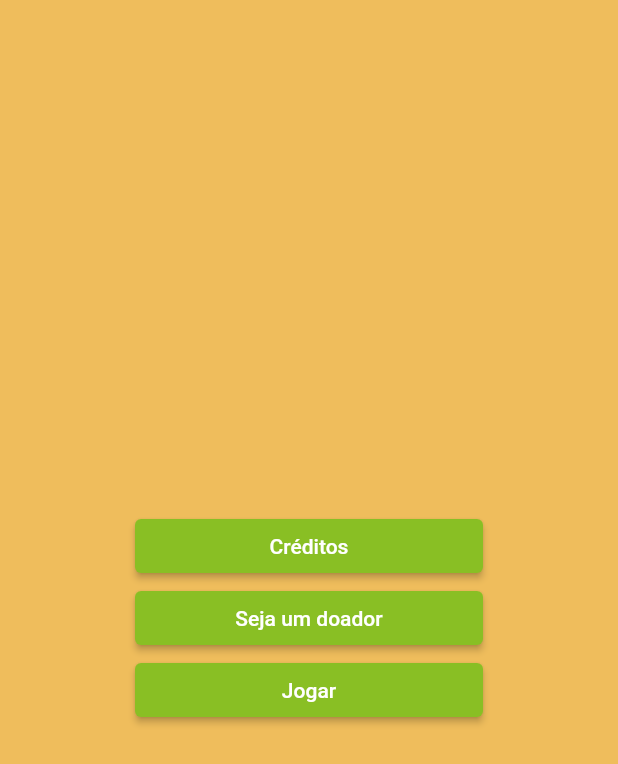
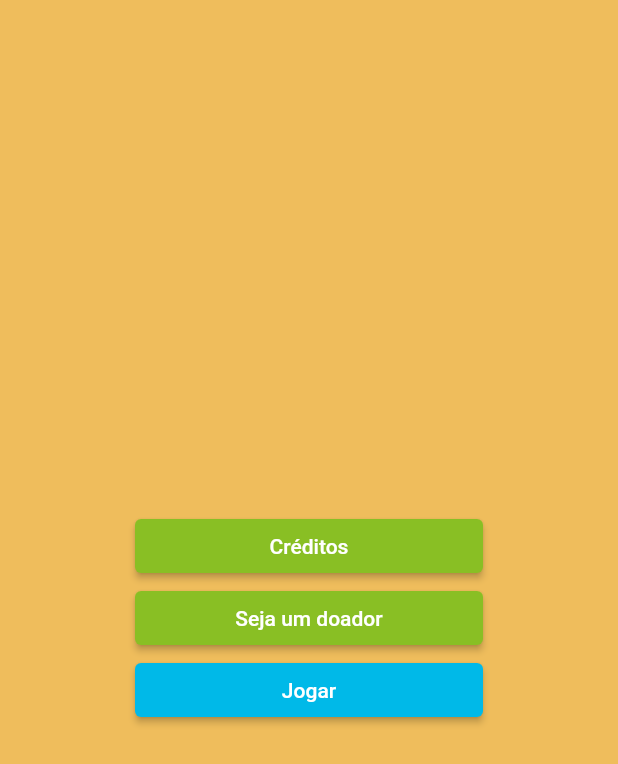
Before and after one commit to jvsena42/apipa_game_flutter, a Flutter app: the screen it shows after launch, on a phone screen of 412 x 824 dp. Shown: the top 764 px of the screen. Run offline on Flutter 3.47's test engine with Material 2 defaults, Android fonts, the light colour scheme and no system bars; our stand-ins replace flutter_svg.

Commit message:
chore: chance button color

```diff
--- a/lib/components/buttons.dart
+++ b/lib/components/buttons.dart
@@ -1,3 +1,4 @@
+import 'package:apipa_game_flutter/constants/colors.dart';
 import 'package:flutter/material.dart';
 import 'package:flutter_svg/flutter_svg.dart';
 import 'package:url_launcher/url_launcher.dart';
@@ -6,12 +7,14 @@ class NormalButton extends StatelessWidget {
 
   final String label;
   final void Function()? onPress;
+  final Color? color;
 
-  NormalButton({required this.label, this.onPress});
+  NormalButton({required this.label, this.color, this.onPress});
 
   @override
   Widget build(BuildContext context) {
     return ElevatedButton(
+      style: ButtonStyle(backgroundColor: MaterialStateProperty.all<Color>(color ?? kGreen)),
       onPressed: onPress,
       child: Text(label),
     );
--- a/lib/screens/credits_page.dart
+++ b/lib/screens/credits_page.dart
@@ -15,7 +15,7 @@ class _CreditsState extends State<Credits> {
   Widget build(BuildContext context) {
     return Scaffold(
       appBar: AppBar(
-        title: Text('Este Jogo foi criado por'),
+        title: Text('Este jogo foi criado por'),
         centerTitle: true,
         backgroundColor: kDarkYellow,
         elevation: 0,
--- a/lib/screens/home.dart
+++ b/lib/screens/home.dart
@@ -1,4 +1,5 @@
 import 'package:apipa_game_flutter/components/buttons.dart';
+import 'package:apipa_game_flutter/constants/colors.dart';
 import 'package:flutter/material.dart';
 import 'package:url_launcher/url_launcher.dart';
 
@@ -32,6 +33,7 @@ class _HomeState extends State<Home> {
               ),
               NormalButton(
                   label: 'Jogar',
+                  color: kBlue,
                   onPress: (){
                     Navigator.pushNamed(context, 'game');
                   }
```
